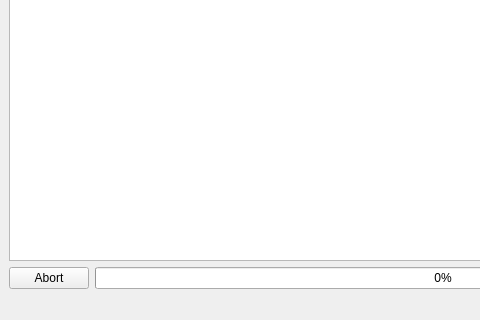
Above: mainwindow.ui from insoPL/WuxiaDownloader before the change; both pictures show x 0 to 480 and y 280 to 600 of the 800 by 600 pixel window. Below: the same form after it.
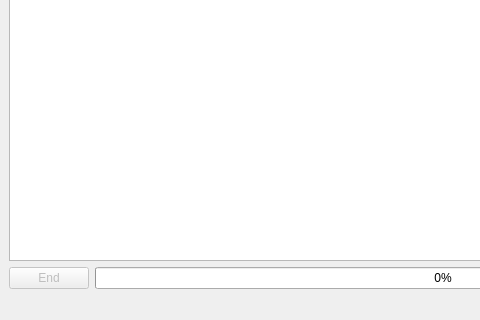
That is the form after the change. Icons and pictures are not drawn.

Patch:
```diff
--- a/mainwindow.ui
+++ b/mainwindow.ui
@@ -72,8 +72,11 @@
      <layout class="QHBoxLayout" name="horizontalLayout_2">
       <item>
        <widget class="QPushButton" name="abort_button">
+        <property name="enabled">
+         <bool>false</bool>
+        </property>
         <property name="text">
-         <string>Abort</string>
+         <string>End</string>
         </property>
        </widget>
       </item>
```
